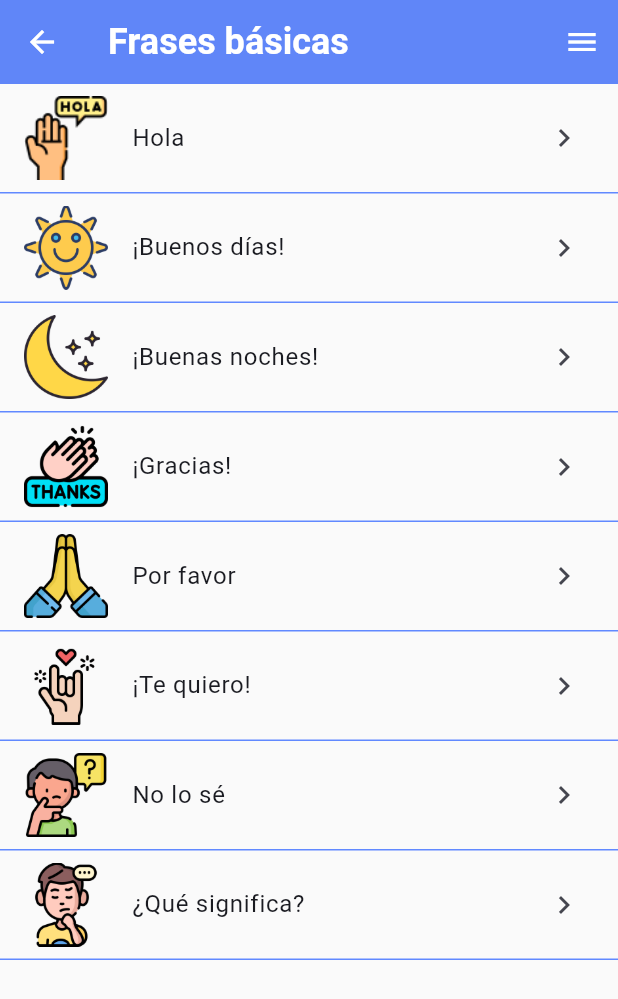
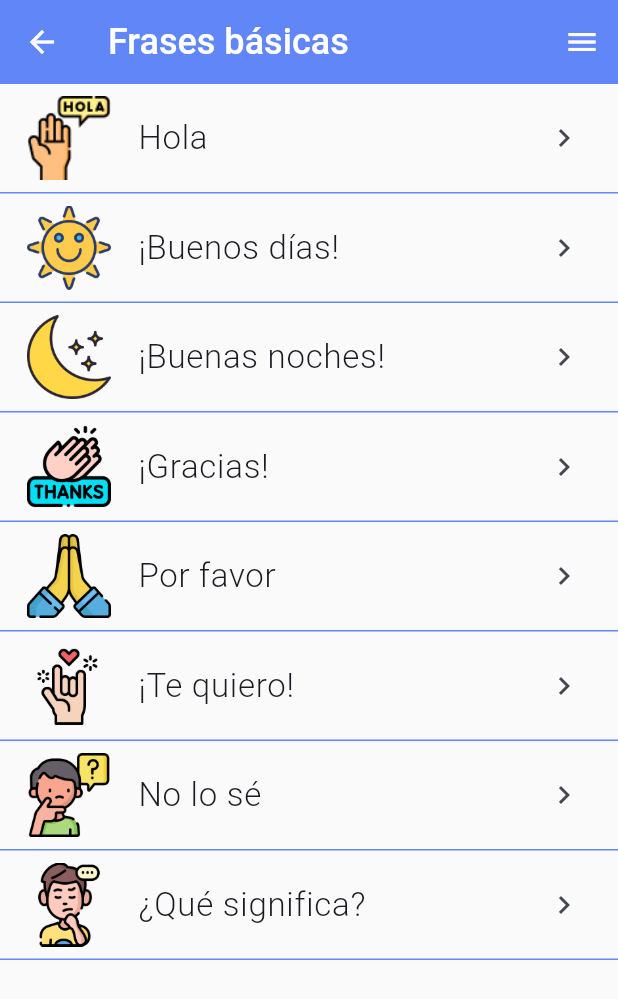
Before and after one commit to amenes12/ensenarte-app, a Flutter app: the LearnScreen screen opened by its route, after a tap on "Frases básicas", on a phone screen of 412 x 824 dp. Shown: the top 999 px of the screen. Run offline on Flutter 3.47's test engine with Material 3 defaults, Android fonts, the phone set to English and light mode, and no system bars; our stand-ins replace cloud_firestore, firebase_auth, firebase_core, firebase_storage, google_sign_in, image_picker; accounts and stored records are empty.

Commit message:
refactor(style): improved general app styling

```diff
--- a/lib/components/card_component.dart
+++ b/lib/components/card_component.dart
@@ -58,7 +58,7 @@ class CardComponent extends StatelessWidget {
                 ],
               ),
               width: width,
-              height: height * 0.2,
+              height: height * 0.25,
               child: Column(
                 crossAxisAlignment: CrossAxisAlignment.start,
                 children: [
@@ -68,7 +68,7 @@ class CardComponent extends StatelessWidget {
                       borderRadius:
                           BorderRadius.vertical(top: Radius.circular(16)),
                     ),
-                    height: height * 0.16,
+                    height: height * 0.185,
                     width: double.infinity,
                     child: Image.asset(
                       assetName,
@@ -76,7 +76,7 @@ class CardComponent extends StatelessWidget {
                     ),
                   ),
                   SizedBox(
-                    height: height * 0.04,
+                    height: height * 0.065,
                     child: Padding(
                       padding: const EdgeInsets.only(
                         left: 8.0,
@@ -86,8 +86,8 @@ class CardComponent extends StatelessWidget {
                         title,
                         style: const TextStyle(
                             color: Colors.white,
-                            fontSize: 14,
-                            fontWeight: FontWeight.w500),
+                            fontSize: 18.0,
+                            fontWeight: FontWeight.w400),
                       ),
                     ),
                   )
--- a/lib/components/label_component.dart
+++ b/lib/components/label_component.dart
@@ -17,11 +17,12 @@ class LabelComponent extends StatelessWidget {
   Widget build(BuildContext context) {
     return Row(
       children: [
-        Icon(icon),
+        Icon(icon, color: const Color.fromRGBO(97, 137, 255, 1)),
         const SizedBox(width: 12.0), // Add spacing
         Text(
           text,
           style: TextStyle(
+            color:Colors.black87,
             fontSize: fontSize,
             fontWeight: fontWeight,
           ), // Larger text
--- a/lib/components/list_component.dart
+++ b/lib/components/list_component.dart
@@ -32,11 +32,20 @@ class ListComponent extends StatelessWidget {
                   bottom: 8.0,
                 ),
                 child: ListTile(
-                  title: Text(learningItem.title),
+                  title: Text(
+                    learningItem.title,
+                    style: const TextStyle(
+                      fontSize: 22.0,
+                      fontWeight: FontWeight.w300,
+                    ),
+                  ),
                   leading: Image.asset(
                     learningItem.assetName,
+                    width: 60,
                   ),
-                  trailing: const Icon(Icons.chevron_right),
+                  trailing: const Icon(
+                    Icons.chevron_right,
+                  ),
                 ),
               ),
               const Divider(
--- a/lib/main.dart
+++ b/lib/main.dart
@@ -40,7 +40,7 @@ class MyApp extends StatelessWidget {
           titleTextStyle: TextStyle(
             color: Colors.white,
             fontSize: 24.0,
-            fontWeight: FontWeight.w600,
+            fontWeight: FontWeight.w500,
           ),
           color: Color.fromRGBO(97, 137, 255, 1),
           elevation: 2,
```
